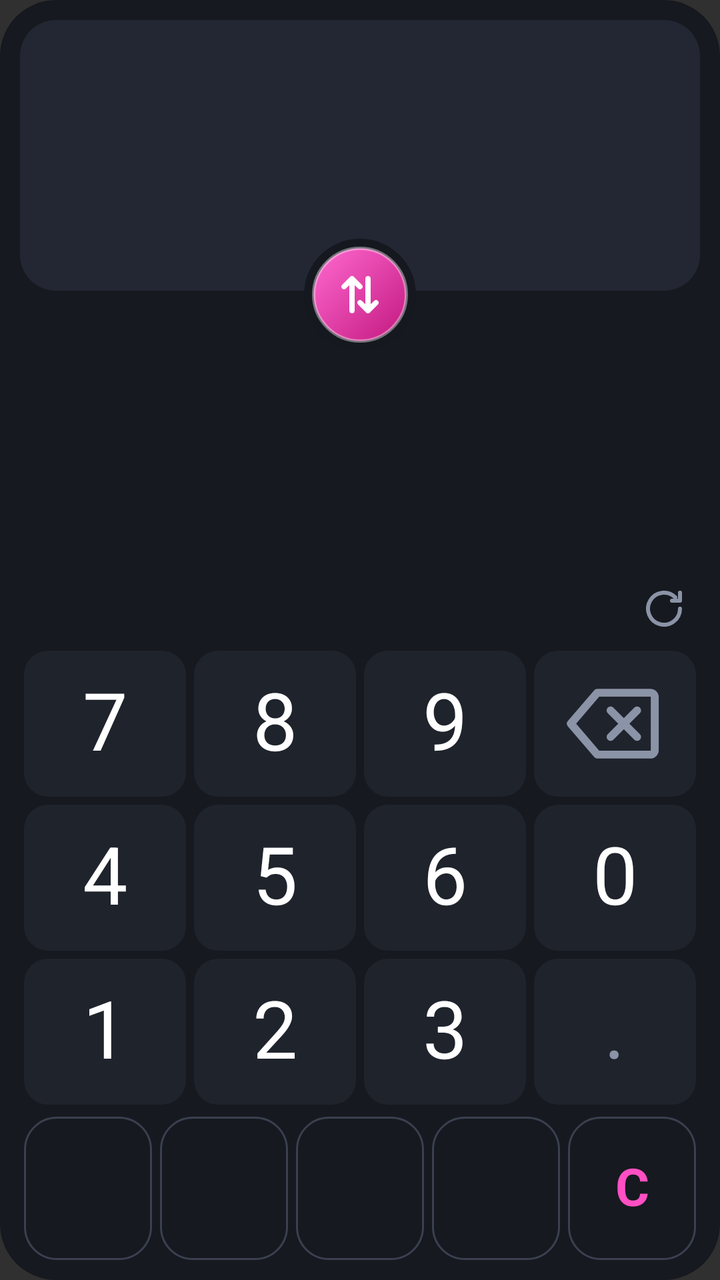
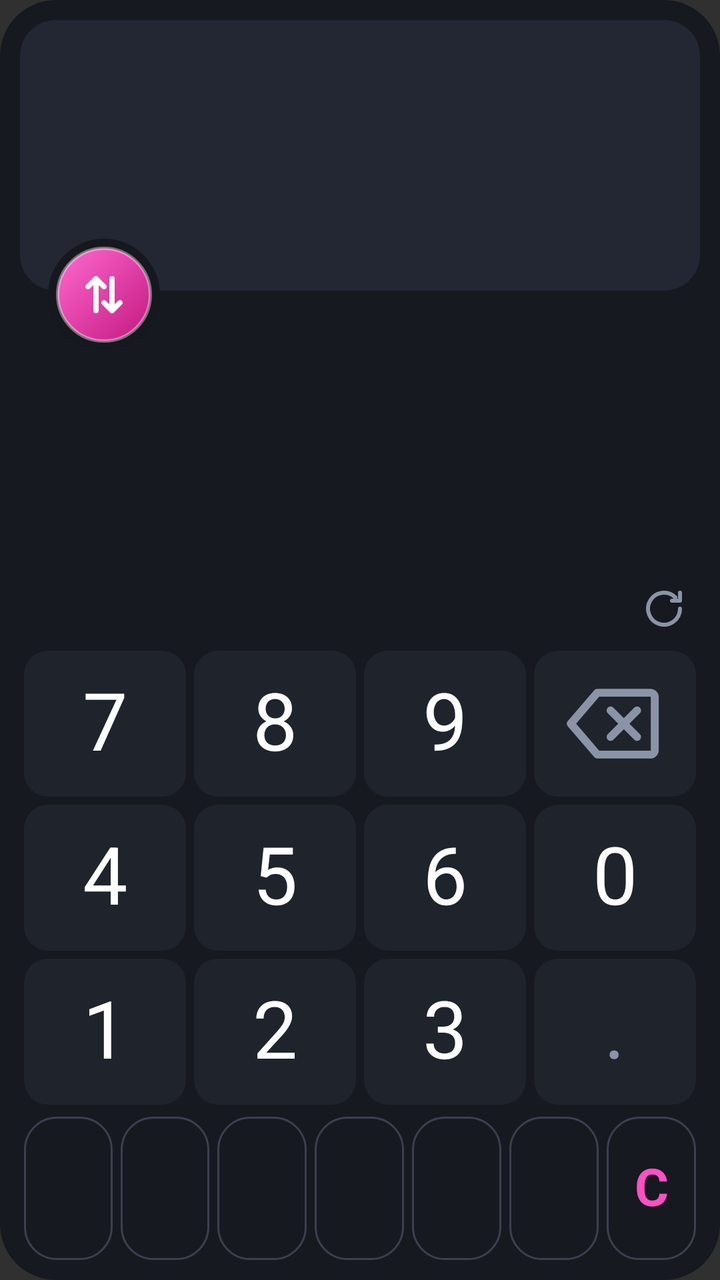

Screens rendered from an Android XML layout before and after an edit, with the pre-edit source and the edit as a unified diff.
<!-- AndroidManifest.xml: application theme android:Theme.Material.NoActionBar -->
<!-- res/layout/fx_widget.xml -->
<?xml version="1.0" encoding="utf-8"?>
<LinearLayout xmlns:android="http://schemas.android.com/apk/res/android"
    android:layout_width="match_parent"
    android:layout_height="match_parent"
    android:background="@drawable/bg"
    android:orientation="vertical"
    android:padding="10dp">

    
    <FrameLayout
        android:layout_width="match_parent"
        android:layout_height="0dp"
        android:layout_weight="5">

        <LinearLayout
            android:layout_width="match_parent"
            android:layout_height="match_parent"
            android:orientation="vertical">

            <LinearLayout android:id="@+id/from_row" style="@style/FxRow"
                android:background="@drawable/row_active">
                <LinearLayout style="@style/FxRowLabel">
                    <TextView android:id="@+id/from_flag" style="@style/FxFlag" />
                    <TextView android:id="@+id/from_btn" style="@style/FxCode" />
                </LinearLayout>
                <TextView android:id="@+id/amount" style="@style/FxAmount"
                    android:textColor="#FFFFFF" />
            </LinearLayout>

            <LinearLayout android:id="@+id/to_row" style="@style/FxRow"
                android:layout_marginTop="4dp"
                android:background="@drawable/row_plain">
                <LinearLayout style="@style/FxRowLabel">
                    <TextView android:id="@+id/to_flag" style="@style/FxFlag" />
                    <TextView android:id="@+id/to_btn" style="@style/FxCode" />
                </LinearLayout>
                <TextView android:id="@+id/result" style="@style/FxAmount"
                    android:textColor="#FF4FC3" />
            </LinearLayout>
        </LinearLayout>

        
        <ViewFlipper
            android:id="@+id/swap_btn"
            android:layout_width="56dp"
            android:layout_height="56dp"
            android:layout_gravity="center"
            android:background="@drawable/swap_circle"
            android:inAnimation="@anim/swap_in"
            android:outAnimation="@anim/swap_out">
            <ImageView android:id="@+id/swap_a" android:layout_width="match_parent" android:layout_height="match_parent"
                android:contentDescription="swap" android:padding="16dp" android:scaleType="fitCenter"
                android:src="@drawable/ic_swap" />
            <ImageView android:id="@+id/swap_b" android:layout_width="match_parent" android:layout_height="match_parent"
                android:contentDescription="swap" android:padding="16dp" android:scaleType="fitCenter"
                android:src="@drawable/ic_swap" />
        </ViewFlipper>
    </FrameLayout>

    <LinearLayout
        android:layout_width="match_parent"
        android:layout_height="0dp"
        android:layout_weight="0.7"
        android:gravity="center_vertical"
        android:orientation="horizontal"
        android:paddingStart="6dp">
        <TextView android:id="@+id/status" style="@style/FxStatus" />
        <ImageView android:id="@+id/refresh_btn" android:layout_width="36dp" android:layout_height="match_parent"
            android:contentDescription="refresh" android:padding="6dp" android:scaleType="fitCenter"
            android:src="@drawable/ic_refresh" />
    </LinearLayout>

    <LinearLayout style="@style/FxKeyRow">
        <TextView android:id="@+id/k7" style="@style/FxKey" android:text="7" />
        <TextView android:id="@+id/k8" style="@style/FxKey" android:text="8" />
        <TextView android:id="@+id/k9" style="@style/FxKey" android:text="9" />
        <ImageView android:id="@+id/kback" style="@style/FxKeyIcon"
            android:contentDescription="backspace" android:src="@drawable/ic_backspace" />
    </LinearLayout>
    <LinearLayout style="@style/FxKeyRow">
        <TextView android:id="@+id/k4" style="@style/FxKey" android:text="4" />
        <TextView android:id="@+id/k5" style="@style/FxKey" android:text="5" />
        <TextView android:id="@+id/k6" style="@style/FxKey" android:text="6" />
        <TextView android:id="@+id/k0" style="@style/FxKey" android:text="0" />
    </LinearLayout>
    <LinearLayout style="@style/FxKeyRow">
        <TextView android:id="@+id/k1" style="@style/FxKey" android:text="1" />
        <TextView android:id="@+id/k2" style="@style/FxKey" android:text="2" />
        <TextView android:id="@+id/k3" style="@style/FxKey" android:text="3" />
        <TextView android:id="@+id/kdot" style="@style/FxKey" android:text="." android:textColor="#8B93A7" />
    </LinearLayout>

    
    <LinearLayout
        android:layout_width="match_parent"
        android:layout_height="0dp"
        android:layout_weight="1.3"
        android:layout_marginTop="4dp"
        android:orientation="horizontal">
        <TextView android:id="@+id/q0" style="@style/FxQuick" />
        <TextView android:id="@+id/q1" style="@style/FxQuick" />
        <TextView android:id="@+id/q2" style="@style/FxQuick" />
        <TextView android:id="@+id/q3" style="@style/FxQuick" />
        <TextView android:id="@+id/kclr" style="@style/FxQuick" android:text="C" android:textColor="#FF4FC3" />
    </LinearLayout>
</LinearLayout>
<!-- resources referenced by this layout -->
<resources>
  <!-- drawable bg (drawable) -->
  <?xml version="1.0" encoding="utf-8"?>
  <shape xmlns:android="http://schemas.android.com/apk/res/android">
      <solid android:color="#F515181F" />
      <corners android:radius="28dp" />
  </shape>
  <!-- drawable row_active (drawable) -->
  <?xml version="1.0" encoding="utf-8"?>
  <shape xmlns:android="http://schemas.android.com/apk/res/android">
      <solid android:color="#232733" />
      <corners android:radius="18dp" />
  </shape>
  <!-- drawable row_plain (drawable) -->
  <?xml version="1.0" encoding="utf-8"?>
  <shape xmlns:android="http://schemas.android.com/apk/res/android">
      <solid android:color="#00000000" />
      <corners android:radius="18dp" />
  </shape>
  <style name="FxKeyIcon">
          <item name="android:layout_width">0dp</item>
          <item name="android:layout_height">match_parent</item>
          <item name="android:layout_weight">1</item>
          <item name="android:layout_margin">2dp</item>
          <item name="android:padding">10dp</item>
          <item name="android:scaleType">fitCenter</item>
          <item name="android:background">@drawable/key</item>
      </style>
  <style name="FxKeyRow">
          <item name="android:layout_width">match_parent</item>
          <item name="android:layout_height">0dp</item>
          <item name="android:layout_weight">1.4</item>
          <item name="android:orientation">horizontal</item>
      </style>
  <style name="FxQuick">
          <item name="android:layout_width">0dp</item>
          <item name="android:layout_height">match_parent</item>
          <item name="android:layout_weight">1</item>
          <item name="android:layout_marginStart">2dp</item>
          <item name="android:layout_marginEnd">2dp</item>
          <item name="android:paddingStart">6dp</item>
          <item name="android:paddingEnd">6dp</item>
          <item name="android:paddingTop">6dp</item>
          <item name="android:paddingBottom">6dp</item>
          <item name="android:gravity">center</item>
          <item name="android:maxLines">1</item>
          <item name="android:includeFontPadding">false</item>
          <item name="android:background">@drawable/chip</item>
          <item name="android:textColor">#FFFFFF</item>
          <item name="android:textStyle">bold</item>
          <item name="android:autoSizeTextType">uniform</item>
          <item name="android:autoSizeMinTextSize">9sp</item>
          <item name="android:autoSizeMaxTextSize">26sp</item>
      </style>
  <style name="FxRow">
          <item name="android:layout_width">match_parent</item>
          <item name="android:layout_height">0dp</item>
          <item name="android:layout_weight">1</item>
          <item name="android:gravity">center_vertical</item>
          <item name="android:orientation">horizontal</item>
          <item name="android:paddingStart">10dp</item>
          <item name="android:paddingEnd">14dp</item>
      </style>
  <style name="FxRowLabel">
          <item name="android:layout_width">64dp</item>
          <item name="android:layout_height">match_parent</item>
          <item name="android:gravity">center</item>
          <item name="android:orientation">vertical</item>
          <item name="android:paddingTop">8dp</item>
          <item name="android:paddingBottom">8dp</item>
      </style>
  <!-- drawable key (drawable) -->
  <?xml version="1.0" encoding="utf-8"?>
  <shape xmlns:android="http://schemas.android.com/apk/res/android">
      <solid android:color="#1F232C" />
      <corners android:radius="12dp" />
  </shape>
  <!-- drawable chip (drawable) -->
  <?xml version="1.0" encoding="utf-8"?>
  <shape xmlns:android="http://schemas.android.com/apk/res/android">
      <solid android:color="#00000000" />
      <stroke android:width="1dp" android:color="#3A4050" />
      <corners android:radius="16dp" />
  </shape>
  <!-- unchanged entries left out for length: 9 -->
</resources>

<!-- the commit's change to res/layout/fx_widget.xml (unified diff, before → after) -->
@@ -44,7 +44,8 @@
             android:id="@+id/swap_btn"
             android:layout_width="56dp"
             android:layout_height="56dp"
-            android:layout_gravity="center"
+            android:layout_gravity="start|center_vertical"
+            android:layout_marginStart="14dp"
             android:background="@drawable/swap_circle"
             android:inAnimation="@anim/swap_in"
             android:outAnimation="@anim/swap_out">
@@ -101,6 +102,8 @@
         <TextView android:id="@+id/q1" style="@style/FxQuick" />
         <TextView android:id="@+id/q2" style="@style/FxQuick" />
         <TextView android:id="@+id/q3" style="@style/FxQuick" />
+        <TextView android:id="@+id/q4" style="@style/FxQuick" />
+        <TextView android:id="@+id/q5" style="@style/FxQuick" />
         <TextView android:id="@+id/kclr" style="@style/FxQuick" android:text="C" android:textColor="#FF4FC3" />
     </LinearLayout>
 </LinearLayout>
<!-- resource entries referenced after the edit -->
@@ -39,8 +39,8 @@
           <item name="android:layout_weight">1</item>
           <item name="android:layout_marginStart">2dp</item>
           <item name="android:layout_marginEnd">2dp</item>
-          <item name="android:paddingStart">6dp</item>
-          <item name="android:paddingEnd">6dp</item>
+          <item name="android:paddingStart">4dp</item>
+          <item name="android:paddingEnd">4dp</item>
           <item name="android:paddingTop">6dp</item>
           <item name="android:paddingBottom">6dp</item>
           <item name="android:gravity">center</item>
